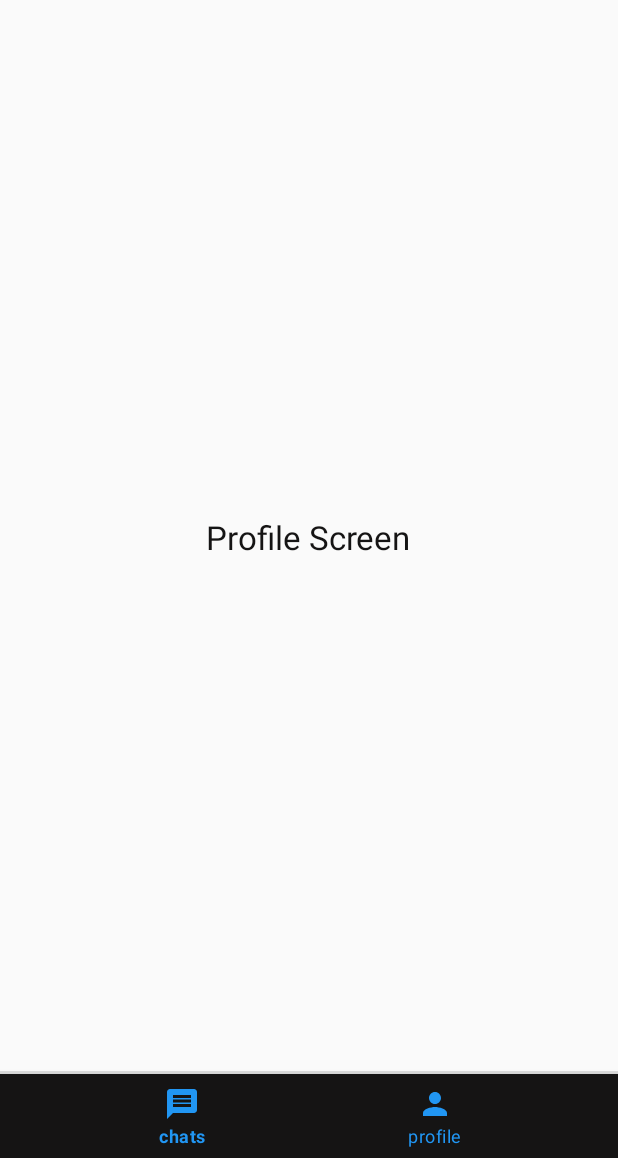
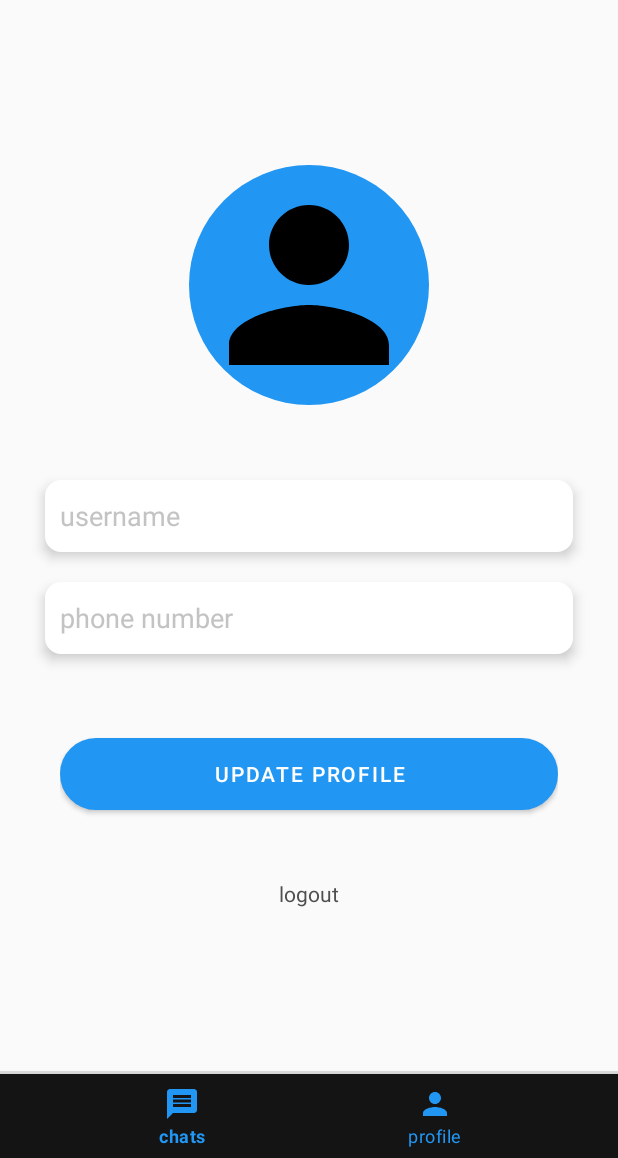
Before and after one commit to gauravVishwakarma071/ChatBox, an Android app: the screen it shows after launch once a user with an empty profile is signed in (MainActivity), item 2 of the bottom bar chosen, on a phone screen of 412 x 824 dp, the part 78-1236 px from its top. Run offline under Robolectric (Android 15) with nearby library versions, the phone set to English and light mode, and no system bars; our stand-ins replace Firebase (no records; nobody signed in at launch, a user with empty details on screens opened directly); 2 statements that could not run were skipped.

Commit message:
xvii final

```diff
--- a/app/src/main/java/com/example/chatbox/ProfileFragment.java
+++ b/app/src/main/java/com/example/chatbox/ProfileFragment.java
@@ -1,17 +1,33 @@
 package com.example.chatbox;
 
+import android.content.Intent;
 import android.os.Bundle;
+import android.view.LayoutInflater;
+import android.view.View;
+import android.view.ViewGroup;
+import android.widget.Button;
+import android.widget.EditText;
+import android.widget.ImageView;
+import android.widget.ProgressBar;
+import android.widget.TextView;
 
 import androidx.fragment.app.Fragment;
 
-import android.view.LayoutInflater;
-import android.view.View;
-import android.view.ViewGroup;
+import com.example.chatbox.model.UserModel;
+import com.example.chatbox.utils.AndroidUtil;
+import com.example.chatbox.utils.FirebaseUtil;
 
 
 public class ProfileFragment extends Fragment {
 
+    ImageView profilePic;
+    EditText usernameInput;
+    EditText phoneInput;
+    Button updateProfileBtn;
+    ProgressBar progressBar;
+    TextView logoutBtn;
 
+    UserModel currentUserModel;
 
     public ProfileFragment() {
 
@@ -19,7 +35,68 @@ public class ProfileFragment extends Fragment {
     @Override
     public View onCreateView(LayoutInflater inflater, ViewGroup container,
                              Bundle savedInstanceState) {
-        // Inflate the layout for this fragment
-        return inflater.inflate(R.layout.fragment_profile, container, false);
+        View view = inflater.inflate(R.layout.fragment_profile, container, false);
+        profilePic = view.findViewById(R.id.profile_image_view);
+        usernameInput = view.findViewById(R.id.profile_username);
+        phoneInput = view.findViewById(R.id.profile_phone);
+        updateProfileBtn = view.findViewById(R.id.profile_update_btn);
+        progressBar = view.findViewById(R.id.profile_progrees_bar);
+        logoutBtn = view.findViewById(R.id.logout_btn);
+
+        getUserData();
+        updateProfileBtn.setOnClickListener(v -> {
+         updateBtnClick();
+        });
+
+        logoutBtn.setOnClickListener((v)->{
+            FirebaseUtil.logout();
+           Intent intent = new Intent(getContext(),SplashAcivity.class);
+           intent.setFlags(Intent.FLAG_ACTIVITY_NEW_TASK | Intent.FLAG_ACTIVITY_CLEAR_TASK);
+           startActivity(intent);
+        });
+        return view;
+    }
+
+    void updateBtnClick() {
+        String newUsername = usernameInput.getText().toString();
+        if(newUsername.isEmpty() || newUsername.length()<3){
+            usernameInput.setError("Username length should be at least 3 chars");
+            return;
+        }
+        currentUserModel.setUsername(newUsername);
+        setInProgress(true);
+        updateToFirestore();
+    }
+
+    void updateToFirestore(){
+        FirebaseUtil.currentUserDetails().set(currentUserModel)
+                .addOnCompleteListener(task -> {
+                    setInProgress(false);
+                    if(task.isSuccessful()){
+                        AndroidUtil.showToast(getContext(),"Updated successfully");
+                    }else{
+                        AndroidUtil.showToast(getContext(),"Updated failed");
+                    }
+                });
+    }
+
+    void getUserData(){
+        setInProgress(true);
+        FirebaseUtil.currentUserDetails().get().addOnCompleteListener(task -> {
+            setInProgress(false);
+            currentUserModel = task.getResult().toObject(UserModel.class);
+            usernameInput.setText(currentUserModel.getUsername());
+            phoneInput.setText(currentUserModel.getPhone());
+        });
+    }
+
+    void setInProgress(boolean inProgress){
+        if(inProgress){
+            progressBar.setVisibility(View.VISIBLE);
+            updateProfileBtn.setVisibility(View.GONE);
+        }else{
+            progressBar.setVisibility(View.GONE);
+            updateProfileBtn.setVisibility(View.VISIBLE);
+        }
     }
 }
--- a/app/src/main/java/com/example/chatbox/utils/FirebaseUtil.java
+++ b/app/src/main/java/com/example/chatbox/utils/FirebaseUtil.java
@@ -66,5 +66,9 @@ public class FirebaseUtil {
         return new SimpleDateFormat("HH:MM").format(timestamp.toDate());
     }
 
+    public static void logout(){
+        FirebaseAuth.getInstance().signOut();
+    }
+
 
 }
--- a/app/src/main/res/layout/fragment_profile.xml
+++ b/app/src/main/res/layout/fragment_profile.xml
@@ -1,19 +1,83 @@
 <?xml version="1.0" encoding="utf-8"?>
-<RelativeLayout xmlns:android="http://schemas.android.com/apk/res/android"
+<LinearLayout xmlns:android="http://schemas.android.com/apk/res/android"
     xmlns:tools="http://schemas.android.com/tools"
     android:layout_width="match_parent"
     android:layout_height="match_parent"
-    tools:context=".ProfileFragment">
+    tools:context=".ProfileFragment"
+    android:orientation="vertical"
+    android:gravity="center"
+    android:layout_margin="20dp">
 
+
+    <ImageView
+        android:id="@+id/profile_image_view"
+        android:layout_width="160dp"
+        android:layout_height="160dp"
+        android:background="@drawable/circular_bg"
+        android:backgroundTint="@color/my_primary"
+        android:src="@drawable/person_icon"
+        android:scaleType="centerCrop"
+        android:layout_marginBottom="40dp"/>
+
+    <EditText
+        android:id="@+id/profile_username"
+        android:layout_width="match_parent"
+        android:layout_height="wrap_content"
+        android:layout_margin="10dp"
+        android:background="@drawable/edit_text_rounded_corner"
+        android:elevation="5dp"
+        android:hint="username"
+        android:inputType="text"
+        android:textColorHint="@color/light_grey"
+        android:textColor="@color/hint"
+        android:minHeight="48dp"
+        android:maxLength="15"
+        android:padding="10dp"
+        tools:ignore="TouchTargetSizeCheck" />
+
+    <EditText
+        android:id="@+id/profile_phone"
+        android:layout_width="match_parent"
+        android:layout_height="wrap_content"
+        android:layout_margin="10dp"
+        android:background="@drawable/edit_text_rounded_corner"
+        android:elevation="5dp"
+        android:hint="phone number"
+        android:inputType="text"
+        android:textColorHint="@color/light_grey"
+        android:textColor="@color/hint"
+        android:minHeight="48dp"
+        android:maxLength="15"
+        android:padding="10dp"
+        tools:ignore="TouchTargetSizeCheck"
+        android:enabled="false"/>
+
+    <LinearLayout
+        android:layout_width="match_parent"
+        android:layout_height="100dp"
+        android:gravity="center_vertical"
+        android:orientation="vertical"
+        android:layout_margin="20dp">
+        <Button
+            android:id="@+id/profile_update_btn"
+            android:layout_width="match_parent"
+            android:layout_height="wrap_content"
+            android:text="update profile"
+            android:background="@drawable/btn_rounded_corner" />
+        <ProgressBar
+            android:layout_width="32dp"
+            android:layout_height="wrap_content"
+            android:id="@+id/profile_progrees_bar"
+            android:indeterminateTint="@color/my_primary"
+            android:layout_gravity="center"/>
+    </LinearLayout>
 
     <TextView
         android:layout_width="wrap_content"
         android:layout_height="wrap_content"
-        android:text="Profile Screen"
-        android:textColor="@color/black"
-        android:layout_centerInParent="true"
-        android:textSize="22dp"/>
+        android:text="logout"
+        android:textColor="@color/hint"
+        android:id="@+id/logout_btn"/>
 
 
-
-</RelativeLayout>
+</LinearLayout>
```
Also changed, not shown: app/src/main/java/com/example/chatbox/LoginUserNameActivity.java (+4 -3 lines).
